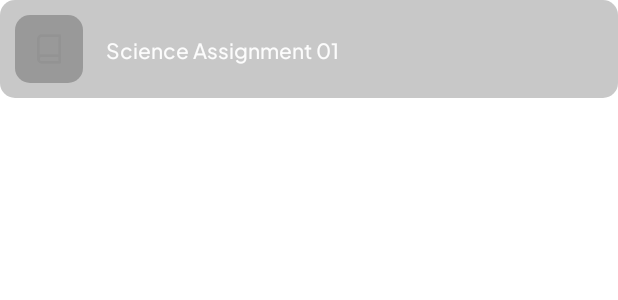
After one commit to kyeboard/classroom, an Android app built with Jetpack Compose: the layout class_assignments_item.xml on its own in the app's theme, with its tools: preview values and no code run, on a phone screen of 412 x 824 dp. The commit adds this screen. Shown: the top 300 px of the screen. Run offline under Robolectric (Android 15) with nearby library versions, the phone set to English and light mode, and no system bars.

Commit message:
Add fragment for assignments in class dashboard

```diff
--- /dev/null
+++ b/app/src/main/res/drawable/assignment.xml
@@ -0,0 +1,20 @@
+<vector xmlns:android="http://schemas.android.com/apk/res/android"
+    android:width="24dp"
+    android:height="24dp"
+    android:viewportWidth="24"
+    android:viewportHeight="24">
+  <path
+      android:pathData="M4,19.5A2.5,2.5 0,0 1,6.5 17H20"
+      android:strokeLineJoin="round"
+      android:strokeWidth="2"
+      android:fillColor="#00000000"
+      android:strokeColor="#000000"
+      android:strokeLineCap="round"/>
+  <path
+      android:pathData="M6.5,2H20v20H6.5A2.5,2.5 0,0 1,4 19.5v-15A2.5,2.5 0,0 1,6.5 2z"
+      android:strokeLineJoin="round"
+      android:strokeWidth="2"
+      android:fillColor="#00000000"
+      android:strokeColor="#000000"
+      android:strokeLineCap="round"/>
+</vector>
--- /dev/null
+++ b/app/src/main/res/layout/class_assignments_item.xml
@@ -0,0 +1,43 @@
+<?xml version="1.0" encoding="utf-8"?>
+<androidx.constraintlayout.widget.ConstraintLayout xmlns:android="http://schemas.android.com/apk/res/android"
+    xmlns:app="http://schemas.android.com/apk/res-auto"
+    xmlns:tools="http://schemas.android.com/tools"
+    android:layout_width="match_parent"
+    android:background="@drawable/rounded"
+    android:backgroundTint="#50444444"
+    android:padding="10dp"
+    android:layout_marginBottom="10dp"
+    android:layout_height="wrap_content">
+
+    <ImageView
+        android:id="@+id/imageView"
+        android:padding="12dp"
+        android:background="@drawable/rounded"
+        android:backgroundTint="#55333333"
+        android:tint="#AADDDDDD"
+        android:layout_width="45dp"
+        android:layout_height="45dp"
+        app:layout_constraintStart_toStartOf="parent"
+        app:layout_constraintTop_toTopOf="parent"
+        app:srcCompat="@drawable/assignment" />
+
+    <TextView
+        android:id="@+id/textView15"
+        android:layout_marginLeft="15dp"
+        android:layout_width="wrap_content"
+        android:layout_height="wrap_content"
+        android:text="Science Assignment 01"
+        android:textColor="#EEFFFFFF"
+        app:layout_constraintBottom_toBottomOf="parent"
+        app:layout_constraintStart_toEndOf="@+id/imageView"
+        app:layout_constraintTop_toTopOf="parent" />
+
+    <TextView
+        android:id="@+id/textView16"
+        android:layout_width="wrap_content"
+        android:layout_height="wrap_content"
+        android:textSize="11sp"
+        app:layout_constraintBottom_toBottomOf="parent"
+        app:layout_constraintEnd_toEndOf="parent"
+        app:layout_constraintTop_toTopOf="parent" />
+</androidx.constraintlayout.widget.ConstraintLayout>
```
Also changed, not shown: app/src/main/java/me/kyeboard/oxide/adapters/class_assignments.kt (added, +47 -0 lines), app/src/main/java/me/kyeboard/oxide/fragments/ClassDashboardAssignments.kt (+30 -1 lines), app/src/main/res/layout/fragment_class_dashboard_assignments.xml (+8 -6 lines).
